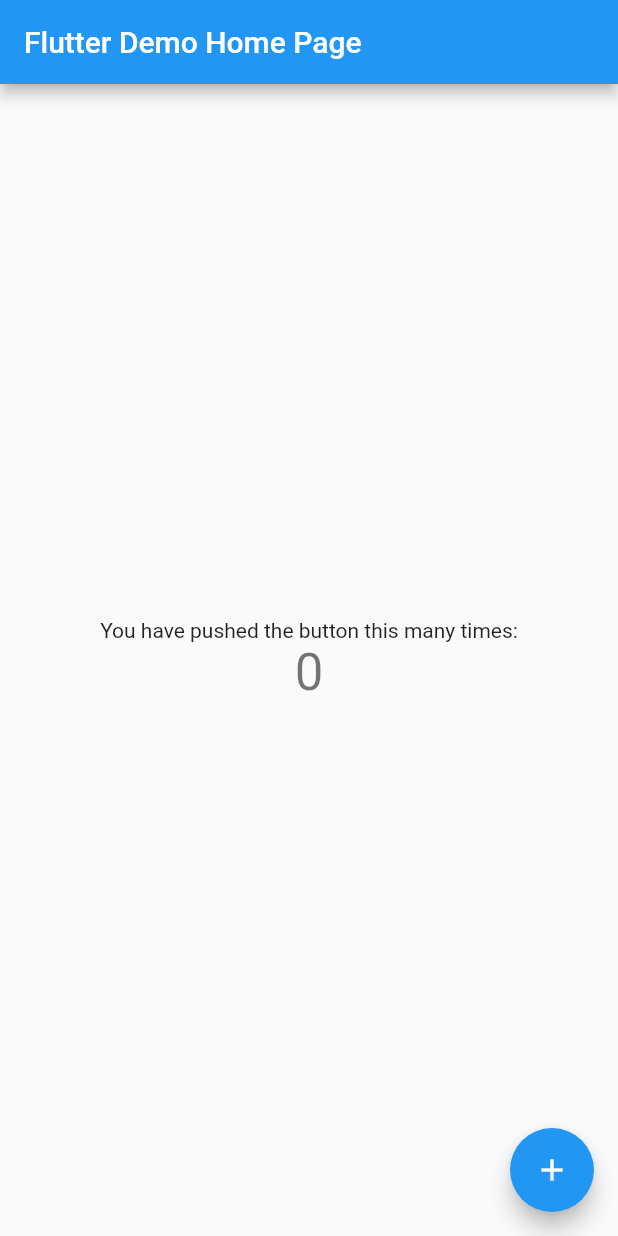
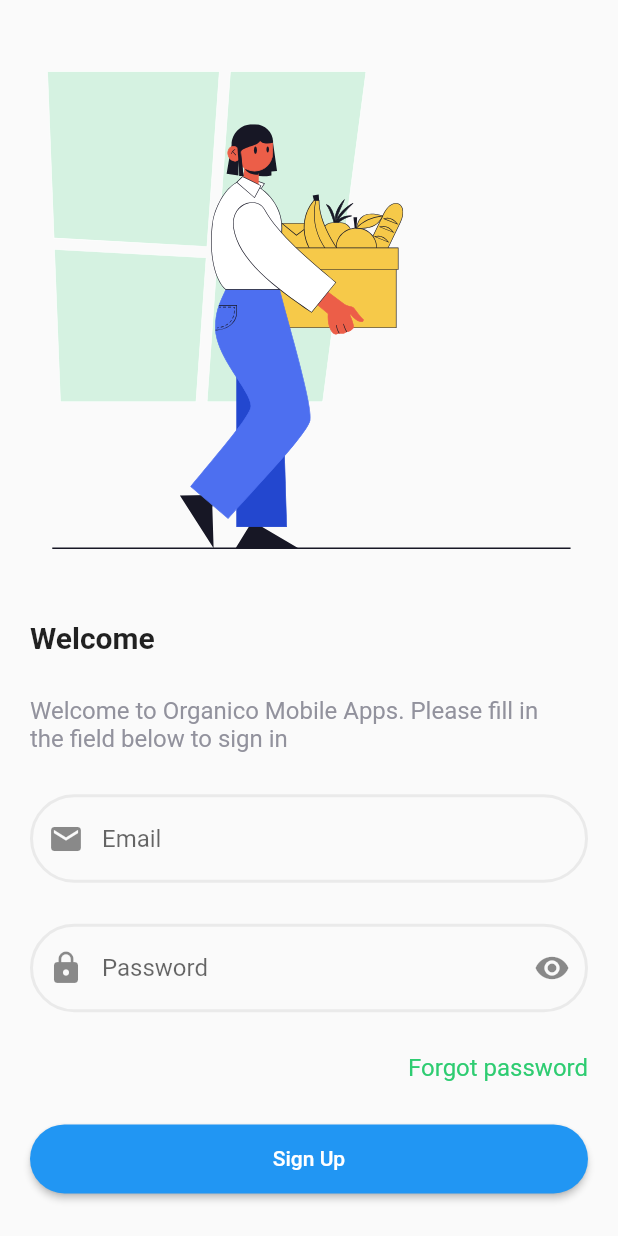
Before and after one commit to RB105/Organico, a Flutter app: the screen it shows after launch, on a phone screen of 412 x 824 dp. Run offline on Flutter 3.47's test engine with Material 2 defaults, Android fonts, the phone set to English and light mode, and no system bars; our stand-ins replace firebase_auth, firebase_core, flutter_svg, fluttertoast; accounts and stored records are empty.

Commit message:
auth activated

```diff
--- /dev/null
+++ b/lib/core/routes/router.dart
@@ -0,0 +1,34 @@
+// ignore_for_file: body_might_complete_normally_nullable
+
+import 'package:flutter/material.dart';
+import 'package:organico/view/auth/sign_in_page.dart';
+import 'package:organico/view/auth/sign_up_page.dart';
+import 'package:organico/view/pages/home_page.dart';
+import 'package:organico/view/screens/splash_screen.dart';
+
+class RouteGenerator {
+  static final RouteGenerator _generator =RouteGenerator._init();
+
+  static RouteGenerator get router => _generator;
+
+  RouteGenerator._init();
+
+  Route<dynamic>? onGenerate(RouteSettings settings) {
+    switch (settings.name) {
+      case '/':
+        return _navigate(const HomePage());
+      case 'splash':
+        return _navigate(const SplashScreen());
+      case 'signUp':
+        return _navigate(const SignUpPage());
+      case 'signIn':
+        return _navigate(const SignInPage());
+    }
+  }
+
+  MaterialPageRoute _navigate(Widget widget) {
+    return MaterialPageRoute(
+      builder: (context) => widget,
+    );
+  }
+}
--- /dev/null
+++ b/lib/core/widgets/show_message_helper.dart
@@ -0,0 +1,6 @@
+
+import 'package:fluttertoast/fluttertoast.dart';
+
+ Future<bool?> showMessageHelper({required String msg}){
+  return Fluttertoast.showToast(msg: msg);
+}
--- a/lib/main.dart
+++ b/lib/main.dart
@@ -1,115 +1,30 @@
+import 'package:firebase_core/firebase_core.dart';
 import 'package:flutter/material.dart';
+import 'package:organico/core/routes/router.dart';
+import 'package:organico/provider/remote/sign_up_provider.dart';
+import 'package:organico/provider/remote/sing_in_provider.dart';
+import 'package:provider/provider.dart';
 
-void main() {
-  runApp(const MyApp());
+import 'view/auth/sign_up_page.dart';
+
+void main(List<String> args)async {
+  WidgetsFlutterBinding.ensureInitialized();
+  await Firebase.initializeApp();
+  runApp(MultiProvider(providers: [
+    ChangeNotifierProvider(create: (context) => SignUpProvider(),),
+    ChangeNotifierProvider(create: (context) => SignInProvider(),)
+  ],child: const MyApp(),));
 }
 
 class MyApp extends StatelessWidget {
   const MyApp({super.key});
 
-  // This widget is the root of your application.
   @override
   Widget build(BuildContext context) {
-    return MaterialApp(
-      title: 'Flutter Demo',
-      theme: ThemeData(
-        // This is the theme of your application.
-        //
-        // Try running your application with "flutter run". You'll see the
-        // application has a blue toolbar. Then, without quitting the app, try
-        // changing the primarySwatch below to Colors.green and then invoke
-        // "hot reload" (press "r" in the console where you ran "flutter run",
-        // or simply save your changes to "hot reload" in a Flutter IDE).
-        // Notice that the counter didn't reset back to zero; the application
-        // is not restarted.
-        primarySwatch: Colors.blue,
-      ),
-      home: const MyHomePage(title: 'Flutter Demo Home Page'),
+    return  MaterialApp(
+      debugShowCheckedModeBanner: false,
+      onGenerateRoute: RouteGenerator.router.onGenerate,
+      initialRoute: 'splash',
     );
   }
 }
-
-class MyHomePage extends StatefulWidget {
-  const MyHomePage({super.key, required this.title});
-
-  // This widget is the home page of your application. It is stateful, meaning
-  // that it has a State object (defined below) that contains fields that affect
-  // how it looks.
-
-  // This class is the configuration for the state. It holds the values (in this
-  // case the title) provided by the parent (in this case the App widget) and
-  // used by the build method of the State. Fields in a Widget subclass are
-  // always marked "final".
-
-  final String title;
-
-  @override
-  State<MyHomePage> createState() => _MyHomePageState();
-}
-
-class _MyHomePageState extends State<MyHomePage> {
-  int _counter = 0;
-
-  void _incrementCounter() {
-    setState(() {
-      // This call to setState tells the Flutter framework that something has
-      // changed in this State, which causes it to rerun the build method below
-      // so that the display can reflect the updated values. If we changed
-      // _counter without calling setState(), then the build method would not be
-      // called again, and so nothing would appear to happen.
-      _counter++;
-    });
-  }
-
-  @override
-  Widget build(BuildContext context) {
-    // This method is rerun every time setState is called, for instance as done
-    // by the _incrementCounter method above.
-    //
-    // The Flutter framework has been optimized to make rerunning build methods
-    // fast, so that you can just rebuild anything that needs updating rather
-    // than having to individually change instances of widgets.
-    return Scaffold(
-      appBar: AppBar(
-        // Here we take the value from the MyHomePage object that was created by
-        // the App.build method, and use it to set our appbar title.
-        title: Text(widget.title),
-      ),
-      body: Center(
-        // Center is a layout widget. It takes a single child and positions it
-        // in the middle of the parent.
-        child: Column(
-          // Column is also a layout widget. It takes a list of children and
-          // arranges them vertically. By default, it sizes itself to fit its
-          // children horizontally, and tries to be as tall as its parent.
-          //
-          // Invoke "debug painting" (press "p" in the console, choose the
-          // "Toggle Debug Paint" action from the Flutter Inspector in Android
-          // Studio, or the "Toggle Debug Paint" command in Visual Studio Code)
-          // to see the wireframe for each widget.
-          //
-          // Column has various properties to control how it sizes itself and
-          // how it positions its children. Here we use mainAxisAlignment to
-          // center the children vertically; the main axis here is the vertical
-          // axis because Columns are vertical (the cross axis would be
-          // horizontal).
-          mainAxisAlignment: MainAxisAlignment.center,
-          children: <Widget>[
-            const Text(
-              'You have pushed the button this many times:',
-            ),
-            Text(
-              '$_counter',
-              style: Theme.of(context).textTheme.headline4,
-            ),
-          ],
-        ),
-      ),
-      floatingActionButton: FloatingActionButton(
-        onPressed: _incrementCounter,
-        tooltip: 'Increment',
-        child: const Icon(Icons.add),
-      ), // This trailing comma makes auto-formatting nicer for build methods.
-    );
-  }
-}
--- /dev/null
+++ b/lib/provider/remote/sign_up_provider.dart
@@ -0,0 +1,51 @@
+import 'package:firebase_auth/firebase_auth.dart';
+import 'package:flutter/material.dart';
+import 'package:organico/core/widgets/show_message_helper.dart';
+
+class SignUpProvider extends ChangeNotifier {
+  // CONTROLLERS
+  TextEditingController emailController = TextEditingController();
+  TextEditingController passwordController = TextEditingController();
+
+  // INSTANCE
+  FirebaseAuth firebaseAuth = FirebaseAuth.instance;
+
+  //  VARIABLES
+  bool isHide = true;
+  bool isLoading = false;
+  bool isRegisteredBefore = false;
+
+  Future<dynamic> signUp() async {
+    isLoading = true;
+    notifyListeners();
+    try {
+      await firebaseAuth.createUserWithEmailAndPassword(
+          email: emailController.text, password: passwordController.text);
+      isLoading = false;
+      notifyListeners();
+      return true;
+    } on FirebaseAuthException catch (e) {
+      if (e.code == 'weak-password') {
+        showMessageHelper(msg: "Weak password");
+      } else if (e.code == 'email-already-in-use') {
+        isRegisteredBefore = true;
+        notifyListeners();
+        showMessageHelper(msg: "Email already in use,please try to sign in");
+      } else {
+        showMessageHelper(msg: "Something went wrong");
+      }
+      isLoading = false;
+      notifyListeners();
+      return false;
+    }
+  }
+
+  void changeObscure(){
+    if (isHide) {
+      isHide = !isHide;
+    } else {
+     isHide = !isHide;
+    }
+    notifyListeners();
+  }
+}
--- /dev/null
+++ b/lib/view/auth/sign_up_page.dart
@@ -0,0 +1,138 @@
+import 'package:flutter/material.dart';
+import 'package:flutter_svg/svg.dart';
+import 'package:organico/core/widgets/loading_widget.dart';
+import 'package:organico/provider/remote/sign_up_provider.dart';
+import 'package:provider/provider.dart';
+
+class SignUpPage extends StatefulWidget {
+  const SignUpPage({super.key});
+
+  @override
+  State<SignUpPage> createState() => _SignUpPageState();
+}
+
+class _SignUpPageState extends State<SignUpPage> {
+  @override
+  Widget build(BuildContext context) {
+    SignUpProvider provider = Provider.of<SignUpProvider>(context);
+    return ChangeNotifierProvider(
+      create: (context) => SignUpProvider(),
+      builder: (context, child) {
+        return Scaffold(
+          resizeToAvoidBottomInset: false,
+          body: provider.isLoading
+              ? const Center(
+                  child: LoadingWidget(),
+                )
+              : SafeArea(
+                  child: Padding(
+                    padding: const EdgeInsets.symmetric(horizontal: 20),
+                    child: Column(
+                      mainAxisAlignment: MainAxisAlignment.spaceEvenly,
+                      children: [
+                        Padding(
+                          padding: const EdgeInsets.symmetric(vertical: 20),
+                          child: Center(
+                            child: SizedBox(
+                              child:
+                                  SvgPicture.asset('assets/images/Welcome.svg'),
+                            ),
+                          ),
+                        ),
+                        Row(
+                          children: const [
+                            Text(
+                              "Welcome",
+                              style: TextStyle(
+                                  fontSize: 20, fontWeight: FontWeight.bold),
+                            ),
+                          ],
+                        ),
+                        Row(
+                          children: const [
+                            Text(
+                              """Welcome to Organico Mobile Apps. Please fill in
+the field below to sign in""",
+                              style: TextStyle(
+                                  color: Color(0xff92929D), fontSize: 16),
+                            )
+                          ],
+                        ),
+                        TextFormField(
+                          controller: provider.emailController,
+                          decoration: InputDecoration(
+                              prefixIcon: const Icon(Icons.email),
+                              hintText: "Email",
+                              enabledBorder: OutlineInputBorder(
+                                  borderSide: const BorderSide(
+                                      color: Color(0xffEAEAEA), width: 2),
+                                  borderRadius: BorderRadius.circular(100)),
+                              focusedBorder: OutlineInputBorder(
+                                  borderSide: const BorderSide(
+                                      color: Color(0xffEAEAEA), width: 2),
+                                  borderRadius: BorderRadius.circular(100))),
+                        ),
+                        TextFormField(
+                          controller: provider.passwordController,
+                          obscureText: provider.isHide,
+                          decoration: InputDecoration(
+                              prefixIcon: const Icon(Icons.lock),
+                              suffixIcon: IconButton(
+                                  onPressed: () {
+                                    provider.changeObscure();
+                                  },
+                                  icon: provider.isHide
+                                      ? const Icon(Icons.remove_red_eye_rounded)
+                                      : const Icon(
+                                          Icons.remove_red_eye_outlined)),
+                              hintText: "Password",
+                              enabledBorder: OutlineInputBorder(
+                                  borderSide: const BorderSide(
+                                      color: Color(0xffEAEAEA), width: 2),
+                                  borderRadius: BorderRadius.circular(100)),
+                              focusedBorder: OutlineInputBorder(
+                                  borderSide: const BorderSide(
+                                      color: Color(0xffEAEAEA), width: 2),
+                                  borderRadius: BorderRadius.circular(100))),
+                        ),
+                        Row(
+                          mainAxisAlignment: MainAxisAlignment.end,
+                          children: [
+                            InkWell(
+                              onTap: () {},
+                              child: const Text(
+                                "Forgot password",
+                                style: TextStyle(
+                                    color: Color(0xff2ECC71), fontSize: 16),
+                              ),
+                            )
+                          ],
+                        ),
+                        SizedBox(
+                            width: double.infinity,
+                            child: ElevatedButton(
+                              onPressed: () async {
+                                await provider.signUp().then((response) {
+                                  if (response) {
+                                    Navigator.pushNamedAndRemoveUntil(
+                                        context, '/', (route) => false);
+                                  } else if (response == false &&
+                                      provider.isRegisteredBefore) {
+                                    Navigator.pushNamed(context, 'signIn');
+                                  }
+                                });
+                              },
+                              style: ElevatedButton.styleFrom(
+                                  shape: const StadiumBorder(),
+                                  padding: const EdgeInsets.all(15)),
+                              child: const Text("Sign Up"),
+                            )),
+                      ],
+                    ),
+                  ),
+                ),
+        );
+      },
+    );
+  }
+}
```
Also changed, not shown: lib/core/widgets/loading_widget.dart (added, +12 -0 lines), lib/provider/remote/sing_in_provider.dart (added, +48 -0 lines), lib/view/auth/sign_in_page.dart (added, +95 -0 lines), lib/view/pages/home_page.dart (added, +46 -0 lines), lib/view/screens/splash_screen.dart (added, +37 -0 lines), pubspec.yaml (+6 -3 lines), assets/images/Logo.svg (added), assets/images/Welcome.svg (added), pubspec.lock.
